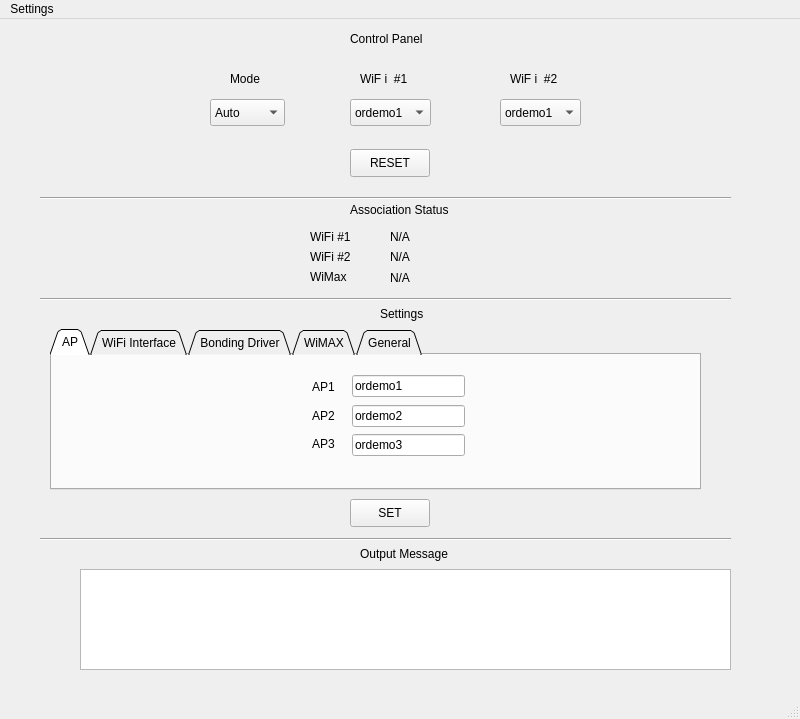
Qt form pyqt/openroad.ui (yapkke/nf-bicast-module) before a commit.
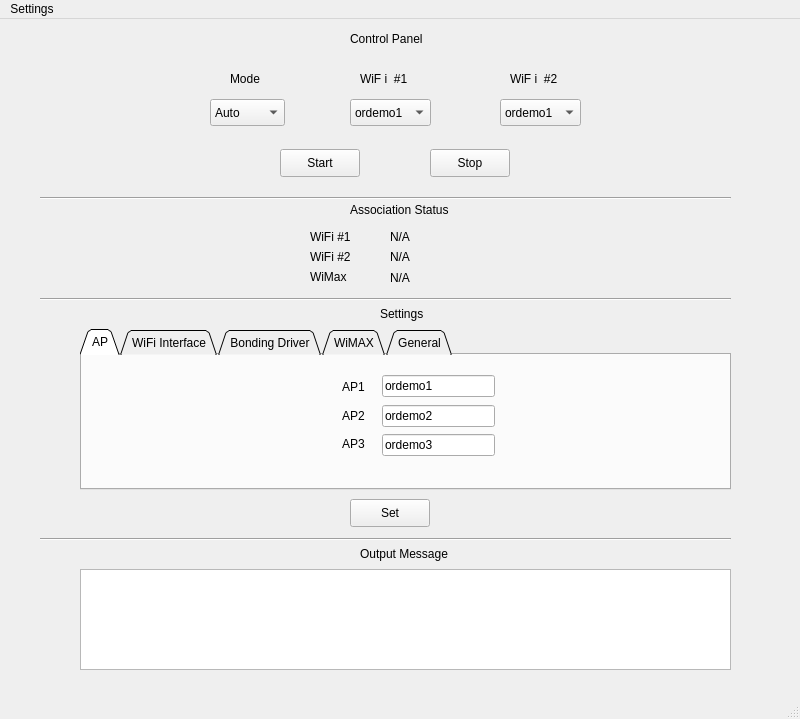
The same form after that commit. The open tabs and pages were chosen to show the change.

Commit message: basic manual mode

What changed in the file:
```diff
--- a/pyqt/openroad.ui
+++ b/pyqt/openroad.ui
@@ -16,7 +16,7 @@
    <widget class="QTabWidget" name="settingTab" >
     <property name="geometry" >
      <rect>
-      <x>50</x>
+      <x>80</x>
       <y>310</y>
       <width>651</width>
       <height>161</height>
@@ -698,14 +698,14 @@
    <widget class="QPushButton" name="ButtonReset" >
     <property name="geometry" >
      <rect>
-      <x>350</x>
+      <x>430</x>
       <y>130</y>
       <width>80</width>
       <height>28</height>
      </rect>
     </property>
     <property name="text" >
-     <string>RESET</string>
+     <string>Stop</string>
     </property>
    </widget>
    <widget class="QPushButton" name="ButtonSet" >
@@ -718,7 +718,20 @@
      </rect>
     </property>
     <property name="text" >
-     <string>SET</string>
+     <string>Set</string>
+    </property>
+   </widget>
+   <widget class="QPushButton" name="ButtonStart" >
+    <property name="geometry" >
+     <rect>
+      <x>280</x>
+      <y>130</y>
+      <width>80</width>
+      <height>28</height>
+     </rect>
+    </property>
+    <property name="text" >
+     <string>Start</string>
     </property>
    </widget>
   </widget>
```
Left out of the diff: 29 changed lines with no effect on the pictures. The commit also changes 2 other files.
